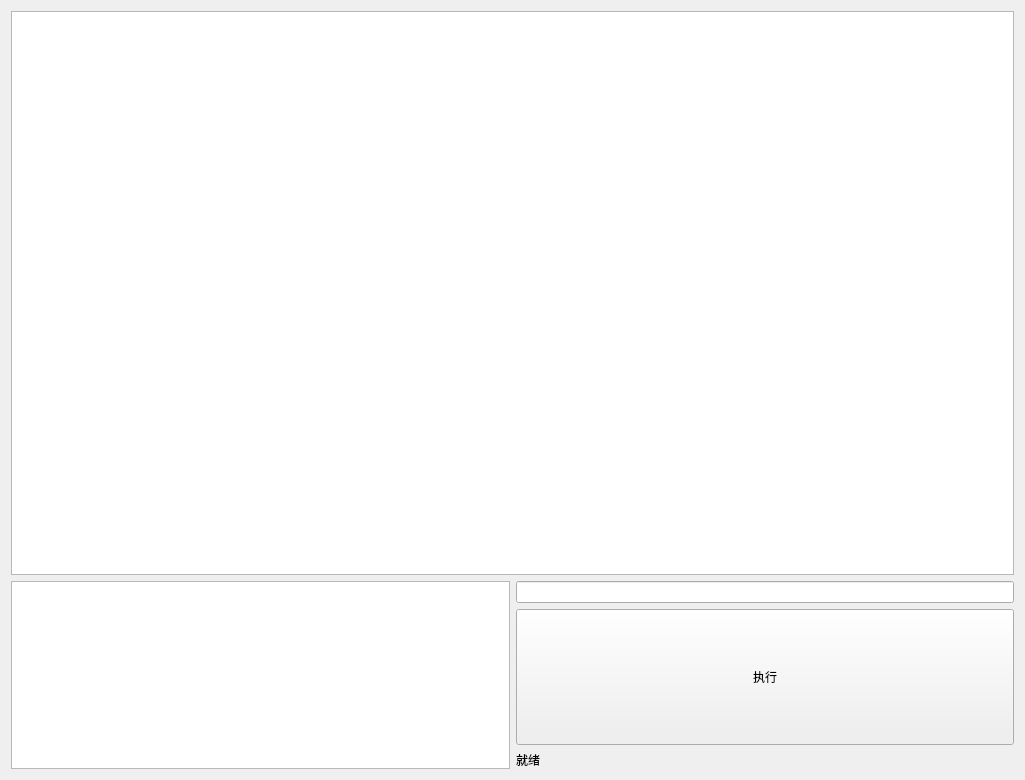
Before: the Qt Designer form commandbox.ui in Atlas-F/AISmartV3.0, drawn with Qt 5.
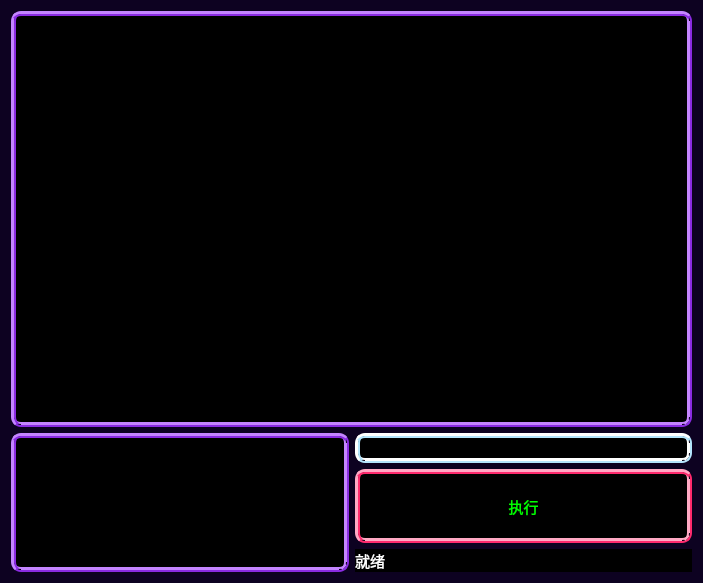
After: the same form once the commit is applied.

Diff of the .ui file:
```diff
--- a/commandbox.ui
+++ b/commandbox.ui
@@ -6,13 +6,55 @@
    <rect>
     <x>0</x>
     <y>0</y>
-    <width>1025</width>
-    <height>780</height>
+    <width>703</width>
+    <height>583</height>
    </rect>
   </property>
   <property name="windowTitle">
    <string>Form</string>
   </property>
+  <property name="styleSheet">
+   <string notr="true">QWidget
+{
+	background-color:#0D0221;
+}
+
+
+   QLineEdit
+{
+	border:5px ridge #B3E5FC;
+                                            border-radius:10px;
+                                            font-size:15px;
+                                            color:#05D9E8;
+                                            background-color:black;
+}
+QPushButton
+{
+	border:5px ridge #FF2A6D;
+                                               border-radius:10px;
+                                               font-size:15px;
+                                               color:#00FF00;
+                                               background-color:black;
+}
+
+QTextEdit
+{
+	border:5px ridge #8A2BE2;
+                                            border-radius:10px;
+                                            font-size:15px;
+                                            color:#00FF00;
+                                            background-color:black;
+}
+
+QLabel
+{
+	 font-size:15px;
+                                             color:white;
+                                             background-color:black;
+}
+
+</string>
+  </property>
   <layout class="QVBoxLayout" name="verticalLayout_3">
    <item>
     <layout class="QVBoxLayout" name="verticalLayout_2" stretch="3,1">
@@ -26,7 +68,11 @@
      <item>
       <layout class="QHBoxLayout" name="horizontalLayout">
        <item>
-        <widget class="QTextEdit" name="status"/>
+        <widget class="QTextEdit" name="status">
+         <property name="readOnly">
+          <bool>true</bool>
+         </property>
+        </widget>
        </item>
        <item>
         <layout class="QVBoxLayout" name="verticalLayout" stretch="1,2,1">
```
